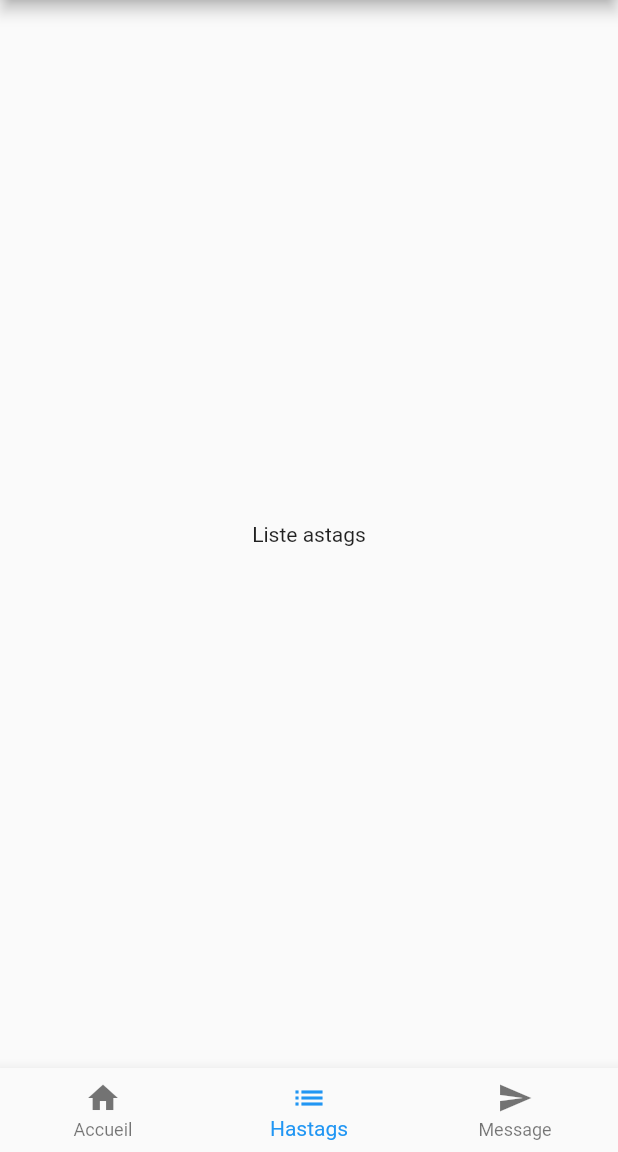
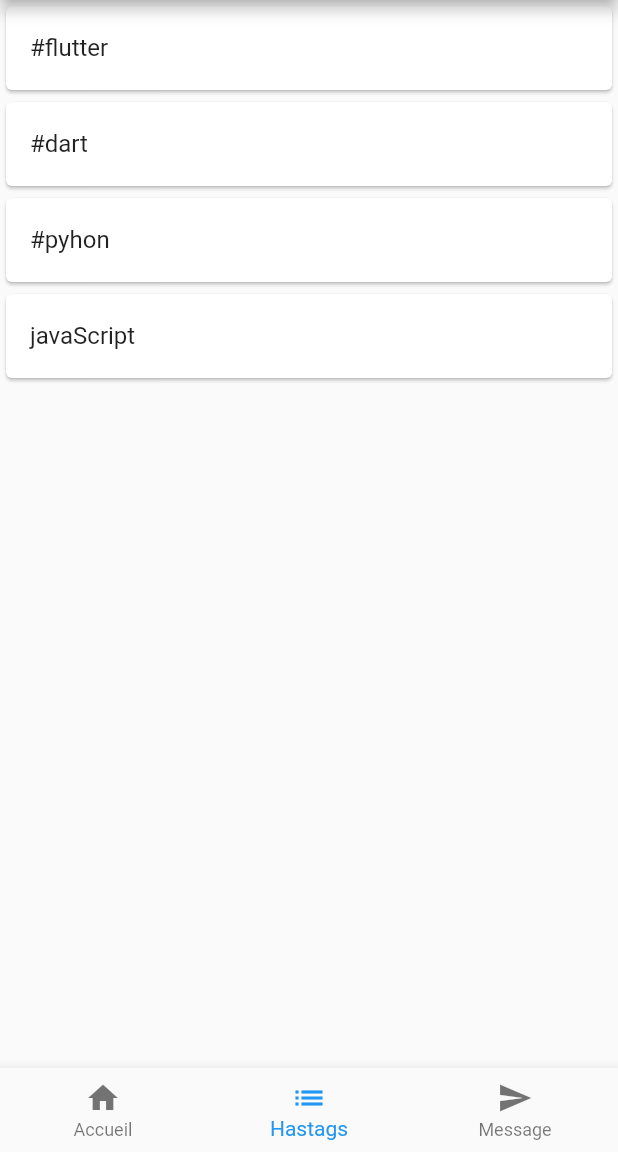
Before and after one commit to petitmomo/flutter_mobile01, a Flutter app: the screen it shows after launch, swiped to page 2, on a phone screen of 412 x 824 dp, the part 84-1236 px from its top. Run offline on Flutter 3.47's test engine with Material 2 defaults, Android fonts, the phone set to English and light mode, and no system bars.

Commit message:
add ListViewBuider

```diff
--- a/lib/screens/list_view.dart
+++ b/lib/screens/list_view.dart
@@ -1,12 +1,51 @@
 import 'package:flutter/material.dart';
 
+
+const List<Map<String, dynamic>> listHasTags = [
+  {
+    "name":"#flutter",
+  },
+   {
+    "name":"#dart",
+  },
+   {
+    "name":"#pyhon",
+  },
+   {
+    "name":"javaScript",
+  },
+];
 class ListViewAstags extends StatelessWidget {
   const ListViewAstags({Key? key}) : super(key: key);
 
   @override
   Widget build(BuildContext context) {
-    return const Center(
-      child: Text("Liste astags"),
+    return listHasTags.isEmpty? Center(
+      child: const Text("Pas de hastags"),
+    )
+    : ListView.builder(
+        itemCount: listHasTags.length,
+        itemBuilder: (context, index) {
+        return Dismissible(
+          key: Key(index.toString()),
+          onDismissed: (direction) {
+            ScaffoldMessenger.of(context).showSnackBar(
+              SnackBar(
+                content: Text("$index supprimé"),
+              ),
+            );
+          },
+          background: Container(
+            color: Colors.red,
+          ),
+          child: Card(
+            child: ListTile(
+              title: Text(listHasTags[index]["name"],
+            ),
+          ),
+        ),
+        );
+      },
     );
   }
 }
```
